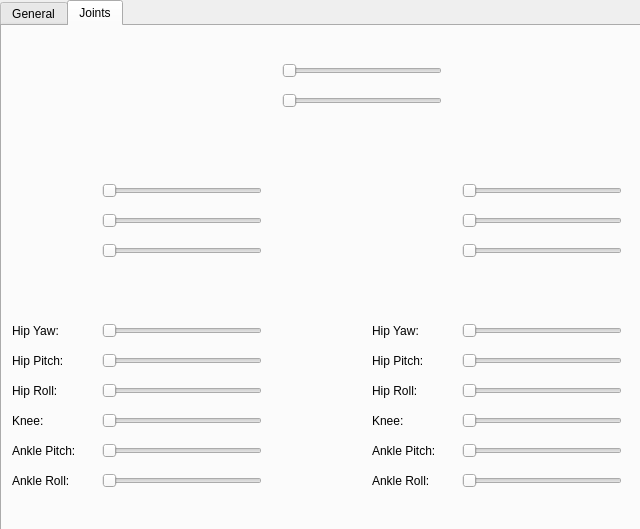
The window that catkin_ws/src/hri/humanoid_gui/src/MainWindow.ui (mnegretev/Humanoids) describes before a commit, drawn with Qt 5.
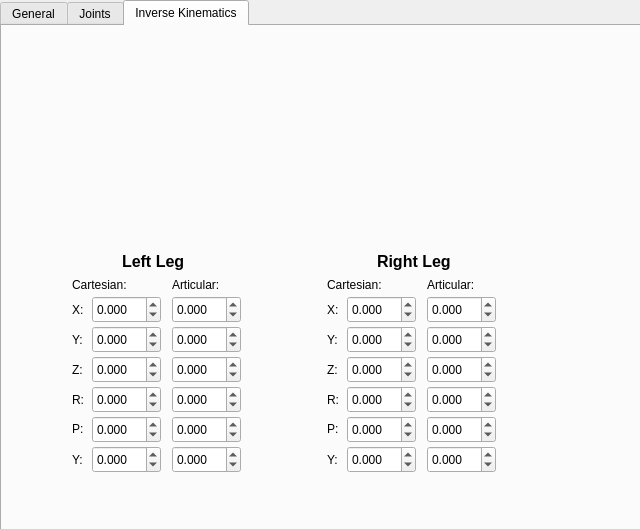
The same window after the commit.

Commit message: Add node ik_moveit_node.cpp inside inverse_kinematics package This node calculates inverse and direct kinematics for left and right legs using the moveit package. Modify GUI for using the new ik_moveit_node: add tab with controls for modifying joints both in the cartesian and articular space. Modify humanoid_simul.launch for using the new GUI and the new ik_moveit_node

What changed in the file:
```diff
--- a/catkin_ws/src/hri/humanoid_gui/src/MainWindow.ui
+++ b/catkin_ws/src/hri/humanoid_gui/src/MainWindow.ui
@@ -45,7 +45,7 @@
      </rect>
     </property>
     <property name="currentIndex">
-     <number>1</number>
+     <number>2</number>
     </property>
     <widget class="QWidget" name="tabGeneral">
      <attribute name="title">
@@ -470,6 +470,850 @@
       </property>
       <property name="orientation">
        <enum>Qt::Horizontal</enum>
+      </property>
+     </widget>
+     <widget class="QLabel" name="label_10">
+      <property name="geometry">
+       <rect>
+        <x>75</x>
+        <y>265</y>
+        <width>67</width>
+        <height>21</height>
+       </rect>
+      </property>
+      <property name="text">
+       <string>&lt;html&gt;&lt;head/&gt;&lt;body&gt;&lt;p&gt;&lt;span style=&quot; font-size:12pt; font-weight:600;&quot;&gt;Left Leg&lt;/span&gt;&lt;/p&gt;&lt;/body&gt;&lt;/html&gt;</string>
+      </property>
+      <property name="textFormat">
+       <enum>Qt::RichText</enum>
+      </property>
+     </widget>
+     <widget class="QLabel" name="label_11">
+      <property name="geometry">
+       <rect>
+        <x>435</x>
+        <y>265</y>
+        <width>81</width>
+        <height>21</height>
+       </rect>
+      </property>
+      <property name="text">
+       <string>&lt;html&gt;&lt;head/&gt;&lt;body&gt;&lt;p&gt;&lt;span style=&quot; font-size:12pt; font-weight:600;&quot;&gt;Right Leg&lt;/span&gt;&lt;/p&gt;&lt;/body&gt;&lt;/html&gt;</string>
+      </property>
+      <property name="textFormat">
+       <enum>Qt::RichText</enum>
+      </property>
+     </widget>
+    </widget>
+    <widget class="QWidget" name="tabIK">
+     <attribute name="title">
+      <string>Inverse Kinematics</string>
+     </attribute>
+     <widget class="QDoubleSpinBox" name="sbLegLeftX">
+      <property name="geometry">
+       <rect>
+        <x>90</x>
+        <y>270</y>
+        <width>69</width>
+        <height>27</height>
+       </rect>
+      </property>
+      <property name="keyboardTracking">
+       <bool>false</bool>
+      </property>
+      <property name="decimals">
+       <number>3</number>
+      </property>
+      <property name="minimum">
+       <double>-1.000000000000000</double>
+      </property>
+      <property name="maximum">
+       <double>1.000000000000000</double>
+      </property>
+      <property name="singleStep">
+       <double>0.005000000000000</double>
+      </property>
+     </widget>
+     <widget class="QLabel" name="label">
+      <property name="geometry">
+       <rect>
+        <x>70</x>
+        <y>275</y>
+        <width>21</width>
+        <height>17</height>
+       </rect>
+      </property>
+      <property name="text">
+       <string>X:</string>
+      </property>
+     </widget>
+     <widget class="QDoubleSpinBox" name="sbLegLeft0">
+      <property name="geometry">
+       <rect>
+        <x>170</x>
+        <y>270</y>
+        <width>69</width>
+        <height>27</height>
+       </rect>
+      </property>
+      <property name="keyboardTracking">
+       <bool>true</bool>
+      </property>
+      <property name="decimals">
+       <number>3</number>
+      </property>
+      <property name="minimum">
+       <double>-1.570000000000000</double>
+      </property>
+      <property name="maximum">
+       <double>1.570000000000000</double>
+      </property>
+      <property name="singleStep">
+       <double>0.050000000000000</double>
+      </property>
+     </widget>
+     <widget class="QLabel" name="label_2">
+      <property name="geometry">
+       <rect>
+        <x>70</x>
+        <y>305</y>
+        <width>21</width>
+        <height>17</height>
+       </rect>
+      </property>
+      <property name="text">
+       <string>Y:</string>
+      </property>
+     </widget>
+     <widget class="QLabel" name="label_3">
+      <property name="geometry">
+       <rect>
+        <x>70</x>
+        <y>335</y>
+        <width>21</width>
+        <height>17</height>
+       </rect>
+      </property>
+      <property name="text">
+       <string>Z:</string>
+      </property>
+     </widget>
+     <widget class="QLabel" name="label_4">
+      <property name="geometry">
+       <rect>
+        <x>70</x>
+        <y>365</y>
+        <width>21</width>
+        <height>17</height>
+       </rect>
+      </property>
+      <property name="text">
+       <string>R:</string>
+      </property>
+     </widget>
+     <widget class="QLabel" name="label_5">
+      <property name="geometry">
+       <rect>
+        <x>70</x>
+        <y>395</y>
+        <width>21</width>
+        <height>16</height>
+       </rect>
+      </property>
+      <property name="text">
+       <string>P:</string>
+      </property>
+     </widget>
+     <widget class="QLabel" name="label_6">
+      <property name="geometry">
+       <rect>
+        <x>70</x>
+        <y>425</y>
+        <width>21</width>
+        <height>17</height>
+       </rect>
+      </property>
+      <property name="text">
+       <string>Y:</string>
+      </property>
+     </widget>
+     <widget class="QLabel" name="label_7">
+      <property name="geometry">
+       <rect>
+        <x>70</x>
+        <y>250</y>
+        <width>67</width>
+        <height>17</height>
+       </rect>
+      </property>
+      <property name="text">
+       <string>Cartesian:</string>
+      </property>
+     </widget>
+     <widget class="QLabel" name="label_8">
+      <property name="geometry">
+       <rect>
+        <x>170</x>
+        <y>250</y>
+        <width>67</width>
+        <height>17</height>
+       </rect>
+      </property>
+      <property name="text">
+       <string>Articular:</string>
+      </property>
+     </widget>
+     <widget class="QDoubleSpinBox" name="sbLegLeft2">
+      <property name="geometry">
+       <rect>
+        <x>170</x>
+        <y>330</y>
+        <width>69</width>
+        <height>27</height>
+       </rect>
+      </property>
+      <property name="decimals">
+       <number>3</number>
+      </property>
+      <property name="minimum">
+       <double>-1.570000000000000</double>
+      </property>
+      <property name="maximum">
+       <double>1.570000000000000</double>
+      </property>
+      <property name="singleStep">
+       <double>0.050000000000000</double>
+      </property>
+     </widget>
+     <widget class="QDoubleSpinBox" name="sbLegLeft3">
+      <property name="geometry">
+       <rect>
+        <x>170</x>
+        <y>360</y>
+        <width>69</width>
+        <height>27</height>
+       </rect>
+      </property>
+      <property name="decimals">
+       <number>3</number>
+      </property>
+      <property name="minimum">
+       <double>-1.570000000000000</double>
+      </property>
+      <property name="maximum">
+       <double>1.570000000000000</double>
+      </property>
+      <property name="singleStep">
+       <double>0.050000000000000</double>
+      </property>
+     </widget>
+     <widget class="QDoubleSpinBox" name="sbLegLeft4">
+      <property name="geometry">
+       <rect>
+        <x>170</x>
+        <y>390</y>
+        <width>69</width>
+        <height>27</height>
+       </rect>
+      </property>
+      <property name="decimals">
+       <number>3</number>
+      </property>
+      <property name="minimum">
+       <double>-1.570000000000000</double>
+      </property>
+      <property name="maximum">
+       <double>1.570000000000000</double>
+      </property>
+      <property name="singleStep">
+       <double>0.050000000000000</double>
+      </property>
+     </widget>
+     <widget class="QDoubleSpinBox" name="sbLegLeft5">
+      <property name="geometry">
+       <rect>
+        <x>170</x>
+        <y>420</y>
+        <width>69</width>
+        <height>27</height>
+       </rect>
+      </property>
+      <property name="decimals">
+       <number>3</number>
+      </property>
+      <property name="minimum">
+       <double>-1.570000000000000</double>
+      </property>
+      <property name="maximum">
+       <double>1.570000000000000</double>
+      </property>
+      <property name="singleStep">
+       <double>0.050000000000000</double>
+      </property>
+     </widget>
+     <widget class="QDoubleSpinBox" name="sbLegLeft1">
+      <property name="geometry">
+       <rect>
+        <x>170</x>
+        <y>300</y>
+        <width>69</width>
+        <height>27</height>
+       </rect>
+      </property>
+      <property name="decimals">
+       <number>3</number>
+      </property>
+      <property name="minimum">
+       <double>-1.570000000000000</double>
+      </property>
+      <property name="maximum">
+       <double>1.570000000000000</double>
+      </property>
+      <property name="singleStep">
+       <double>0.050000000000000</double>
+      </property>
+     </widget>
+     <widget class="QDoubleSpinBox" name="sbLegLeftY">
+      <property name="geometry">
+       <rect>
+        <x>90</x>
+        <y>300</y>
+        <width>69</width>
+        <height>27</height>
+       </rect>
+      </property>
+      <property name="keyboardTracking">
+       <bool>false</bool>
+      </property>
+      <property name="decimals">
+       <number>3</number>
+      </property>
+      <property name="minimum">
+       <double>-1.000000000000000</double>
+      </property>
+      <property name="maximum">
+       <double>1.000000000000000</double>
+      </property>
+      <property name="singleStep">
+       <double>0.005000000000000</double>
+      </property>
+     </widget>
+     <widget class="QDoubleSpinBox" name="sbLegLeftZ">
+      <property name="geometry">
+       <rect>
+        <x>90</x>
+        <y>330</y>
+        <width>69</width>
+        <height>27</height>
+       </rect>
+      </property>
+      <property name="keyboardTracking">
+       <bool>false</bool>
+      </property>
+      <property name="decimals">
+       <number>3</number>
+      </property>
+      <property name="minimum">
+       <double>-1.000000000000000</double>
+      </property>
+      <property name="maximum">
+       <double>1.000000000000000</double>
+      </property>
+      <property name="singleStep">
+       <double>0.005000000000000</double>
+      </property>
+     </widget>
+     <widget class="QDoubleSpinBox" name="sbLegLeftRoll">
+      <property name="geometry">
+       <rect>
+        <x>90</x>
+        <y>360</y>
+        <width>69</width>
+        <height>27</height>
+       </rect>
+      </property>
+      <property name="keyboardTracking">
+       <bool>false</bool>
+      </property>
+      <property name="decimals">
+       <number>3</number>
+      </property>
+      <property name="minimum">
+       <double>-3.140000000000000</double>
+      </property>
+      <property name="maximum">
+       <double>3.140000000000000</double>
+      </property>
+      <property name="singleStep">
+       <double>0.005000000000000</double>
+      </property>
+     </widget>
+     <widget class="QDoubleSpinBox" name="sbLegLeftPitch">
+      <property name="geometry">
+       <rect>
+        <x>90</x>
+        <y>390</y>
+        <width>69</width>
+        <height>27</height>
+       </rect>
+      </property>
+      <property name="keyboardTracking">
+       <bool>false</bool>
+      </property>
+      <property name="decimals">
+       <number>3</number>
+      </property>
+      <property name="minimum">
+       <double>-3.140000000000000</double>
+      </property>
+      <property name="maximum">
+       <double>3.140000000000000</double>
+      </property>
+      <property name="singleStep">
+       <double>0.005000000000000</double>
+      </property>
+     </widget>
+     <widget class="QDoubleSpinBox" name="sbLegLeftYaw">
+      <property name="geometry">
+       <rect>
+        <x>90</x>
+        <y>420</y>
+        <width>69</width>
+        <height>27</height>
+       </rect>
+      </property>
+      <property name="keyboardTracking">
+       <bool>false</bool>
+      </property>
+      <property name="decimals">
+       <number>3</number>
+      </property>
+      <property name="minimum">
+       <double>-3.140000000000000</double>
+      </property>
+      <property name="maximum">
+       <double>3.140000000000000</double>
+      </property>
+      <property name="singleStep">
+       <double>0.005000000000000</double>
+      </property>
+     </widget>
+     <widget class="QLabel" name="label_9">
+      <property name="geometry">
+       <rect>
+        <x>120</x>
+        <y>225</y>
+        <width>67</width>
+        <height>21</height>
+       </rect>
+      </property>
+      <property name="text">
+       <string>&lt;html&gt;&lt;head/&gt;&lt;body&gt;&lt;p&gt;&lt;span style=&quot; font-size:12pt; font-weight:600;&quot;&gt;Left Leg&lt;/span&gt;&lt;/p&gt;&lt;/body&gt;&lt;/html&gt;</string>
+      </property>
+      <property name="textFormat">
+       <enum>Qt::RichText</enum>
+      </property>
+     </widget>
+     <widget class="QDoubleSpinBox" name="sbLegRight1">
+      <property name="geometry">
+       <rect>
+        <x>425</x>
+        <y>300</y>
+        <width>69</width>
+        <height>27</height>
+       </rect>
+      </property>
+      <property name="decimals">
+       <number>3</number>
+      </property>
+      <property name="minimum">
+       <double>-1.570000000000000</double>
+      </property>
+      <property name="maximum">
+       <double>1.570000000000000</double>
+      </property>
+      <property name="singleStep">
+       <double>0.050000000000000</double>
+      </property>
+     </widget>
+     <widget class="QLabel" name="label_12">
+      <property name="geometry">
+       <rect>
+        <x>325</x>
+        <y>250</y>
+        <width>67</width>
+        <height>17</height>
+       </rect>
+      </property>
+      <property name="text">
+       <string>Cartesian:</string>
+      </property>
+     </widget>
+     <widget class="QDoubleSpinBox" name="sbLegRightY">
+      <property name="geometry">
+       <rect>
+        <x>345</x>
+        <y>300</y>
+        <width>69</width>
+        <height>27</height>
+       </rect>
+      </property>
+      <property name="keyboardTracking">
+       <bool>false</bool>
+      </property>
+      <property name="decimals">
+       <number>3</number>
+      </property>
+      <property name="minimum">
+       <double>-1.000000000000000</double>
+      </property>
+      <property name="maximum">
+       <double>1.000000000000000</double>
+      </property>
+      <property name="singleStep">
+       <double>0.005000000000000</double>
+      </property>
+     </widget>
+     <widget class="QDoubleSpinBox" name="sbLegRight5">
+      <property name="geometry">
+       <rect>
+        <x>425</x>
+        <y>420</y>
+        <width>69</width>
+        <height>27</height>
+       </rect>
+      </property>
+      <property name="decimals">
+       <number>3</number>
+      </property>
+      <property name="minimum">
+       <double>-1.570000000000000</double>
+      </property>
+      <property name="maximum">
+       <double>1.570000000000000</double>
+      </property>
+      <property name="singleStep">
+       <double>0.050000000000000</double>
+      </property>
+     </widget>
+     <widget class="QLabel" name="label_13">
+      <property name="geometry">
+       <rect>
+        <x>325</x>
+        <y>275</y>
+        <width>21</width>
+        <height>17</height>
+       </rect>
+      </property>
+      <property name="text">
+       <string>X:</string>
+      </property>
+     </widget>
+     <widget class="QDoubleSpinBox" name="sbLegRightPitch">
+      <property name="geometry">
+       <rect>
+        <x>345</x>
+        <y>390</y>
+        <width>69</width>
+        <height>27</height>
+       </rect>
+      </property>
+      <property name="keyboardTracking">
+       <bool>false</bool>
+      </property>
+      <property name="decimals">
+       <number>3</number>
+      </property>
+      <property name="minimum">
+       <double>-3.140000000000000</double>
+      </property>
+      <property name="maximum">
+       <double>3.140000000000000</double>
+      </property>
+      <property name="singleStep">
+       <double>0.005000000000000</double>
+      </property>
+     </widget>
+     <widget class="QLabel" name="label_14">
+      <property name="geometry">
+       <rect>
+        <x>325</x>
+        <y>365</y>
+        <width>21</width>
+        <height>17</height>
+       </rect>
+      </property>
+      <property name="text">
+       <string>R:</string>
+      </property>
+     </widget>
+     <widget class="QLabel" name="label_15">
+      <property name="geometry">
+       <rect>
+        <x>325</x>
+        <y>395</y>
+        <width>21</width>
+        <height>16</height>
+       </rect>
+      </property>
+      <property name="text">
+       <string>P:</string>
+      </property>
+     </widget>
+     <widget class="QDoubleSpinBox" name="sbLegRightYaw">
+      <property name="geometry">
+       <rect>
+        <x>345</x>
+        <y>420</y>
+        <width>69</width>
+        <height>27</height>
+       </rect>
+      </property>
+      <property name="keyboardTracking">
+       <bool>false</bool>
+      </property>
+      <property name="decimals">
+       <number>3</number>
+      </property>
+      <property name="minimum">
+       <double>-3.140000000000000</double>
+      </property>
+      <property name="maximum">
+       <double>3.140000000000000</double>
+      </property>
+      <property name="singleStep">
+       <double>0.005000000000000</double>
+      </property>
+     </widget>
+     <widget class="QDoubleSpinBox" name="sbLegRightRoll">
+      <property name="geometry">
+       <rect>
+        <x>345</x>
+        <y>360</y>
+        <width>69</width>
+        <height>27</height>
+       </rect>
+      </property>
+      <property name="keyboardTracking">
+       <bool>false</bool>
+      </property>
+      <property name="decimals">
+       <number>3</number>
+      </property>
+      <property name="minimum">
+       <double>-3.140000000000000</double>
+      </property>
+      <property name="maximum">
+       <double>3.140000000000000</double>
+      </property>
+      <property name="singleStep">
+       <double>0.005000000000000</double>
+      </property>
+     </widget>
+     <widget class="QLabel" name="label_16">
+      <property name="geometry">
+       <rect>
+        <x>425</x>
+        <y>250</y>
+        <width>67</width>
+        <height>17</height>
+       </rect>
+      </property>
+      <property name="text">
+       <string>Articular:</string>
+      </property>
+     </widget>
+     <widget class="QLabel" name="label_17">
+      <property name="geometry">
+       <rect>
+        <x>375</x>
+        <y>225</y>
+        <width>91</width>
+        <height>21</height>
+       </rect>
+      </property>
+      <property name="text">
+       <string>&lt;html&gt;&lt;head/&gt;&lt;body&gt;&lt;p&gt;&lt;span style=&quot; font-size:12pt; font-weight:600;&quot;&gt;Right Leg&lt;/span&gt;&lt;/p&gt;&lt;/body&gt;&lt;/html&gt;</string>
+      </property>
+      <property name="textFormat">
+       <enum>Qt::RichText</enum>
+      </property>
+     </widget>
+     <widget class="QDoubleSpinBox" name="sbLegRight4">
+      <property name="geometry">
+       <rect>
+        <x>425</x>
+        <y>390</y>
+        <width>69</width>
+        <height>27</height>
+       </rect>
+      </property>
+      <property name="decimals">
+       <number>3</number>
+      </property>
+      <property name="minimum">
+       <double>-1.570000000000000</double>
+      </property>
+      <property name="maximum">
+       <double>1.570000000000000</double>
+      </property>
+      <property name="singleStep">
+       <double>0.050000000000000</double>
+      </property>
+     </widget>
+     <widget class="QLabel" name="label_18">
+      <property name="geometry">
+       <rect>
+        <x>325</x>
+        <y>305</y>
+        <width>21</width>
+        <height>17</height>
+       </rect>
+      </property>
+      <property name="text">
+       <string>Y:</string>
+      </property>
+     </widget>
+     <widget class="QDoubleSpinBox" name="sbLegRight0">
+      <property name="geometry">
+       <rect>
+        <x>425</x>
+        <y>270</y>
+        <width>69</width>
+        <height>27</height>
+       </rect>
+      </property>
+      <property name="decimals">
+       <number>3</number>
+      </property>
+      <property name="minimum">
+       <double>-1.570000000000000</double>
+      </property>
+      <property name="maximum">
+       <double>1.570000000000000</double>
+      </property>
+      <property name="singleStep">
+       <double>0.050000000000000</double>
+      </property>
+     </widget>
+     <widget class="QDoubleSpinBox" name="sbLegRightX">
+      <property name="geometry">
+       <rect>
+        <x>345</x>
+        <y>270</y>
+        <width>69</width>
+        <height>27</height>
+       </rect>
+      </property>
+      <property name="keyboardTracking">
+       <bool>false</bool>
+      </property>
+      <property name="decimals">
+       <number>3</number>
+      </property>
+      <property name="minimum">
+       <double>-1.000000000000000</double>
+      </property>
+      <property name="maximum">
+       <double>1.000000000000000</double>
+      </property>
+      <property name="singleStep">
+       <double>0.005000000000000</double>
+      </property>
+     </widget>
+     <widget class="QLabel" name="label_19">
+      <property name="geometry">
+       <rect>
+        <x>325</x>
+        <y>425</y>
+        <width>21</width>
+        <height>17</height>
+       </rect>
+      </property>
+      <property name="text">
+       <string>Y:</string>
+      </property>
+     </widget>
+     <widget class="QLabel" name="label_20">
+      <property name="geometry">
+       <rect>
+        <x>325</x>
+        <y>335</y>
+        <width>21</width>
+        <height>17</height>
+       </rect>
+      </property>
+      <property name="text">
+       <string>Z:</string>
+      </property>
+     </widget>
+     <widget class="QDoubleSpinBox" name="sbLegRight2">
+      <property name="geometry">
+       <rect>
+        <x>425</x>
+        <y>330</y>
+        <width>69</width>
+        <height>27</height>
+       </rect>
+      </property>
+      <property name="decimals">
+       <number>3</number>
+      </property>
+      <property name="minimum">
+       <double>-1.570000000000000</double>
+      </property>
+      <property name="maximum">
+       <double>1.570000000000000</double>
+      </property>
+      <property name="singleStep">
+       <double>0.050000000000000</double>
+      </property>
+     </widget>
+     <widget class="QDoubleSpinBox" name="sbLegRightZ">
+      <property name="geometry">
+       <rect>
+        <x>345</x>
+        <y>330</y>
+        <width>69</width>
+        <height>27</height>
+       </rect>
+      </property>
+      <property name="keyboardTracking">
+       <bool>false</bool>
+      </property>
+      <property name="decimals">
+       <number>3</number>
+      </property>
+      <property name="minimum">
+       <double>-1.000000000000000</double>
+      </property>
+      <property name="maximum">
+       <double>1.000000000000000</double>
+      </property>
+      <property name="singleStep">
+       <double>0.005000000000000</double>
+      </property>
+     </widget>
+     <widget class="QDoubleSpinBox" name="sbLegRight3">
+      <property name="geometry">
+       <rect>
+        <x>425</x>
+        <y>360</y>
+        <width>69</width>
+        <height>27</height>
+       </rect>
+      </property>
+      <property name="decimals">
+       <number>3</number>
+      </property>
+      <property name="minimum">
+       <double>-1.570000000000000</double>
+      </property>
+      <property name="maximum">
+       <double>1.570000000000000</double>
+      </property>
+      <property name="singleStep">
+       <double>0.050000000000000</double>
       </property>
      </widget>
     </widget>
```
The commit also changes 10 other files.
